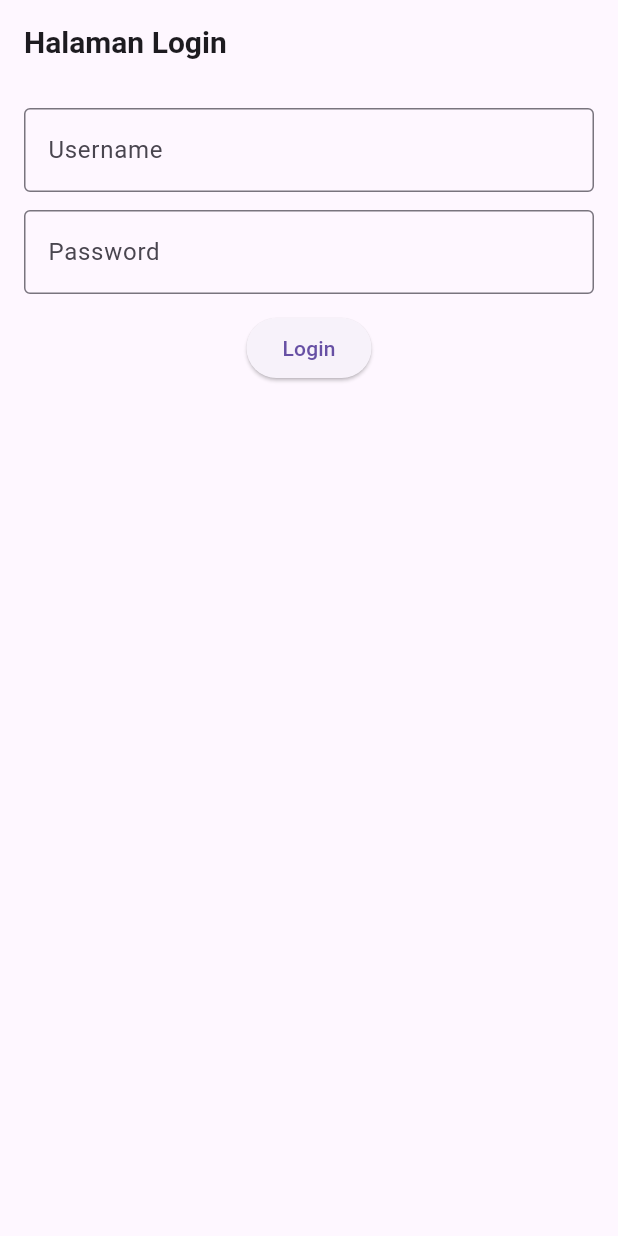
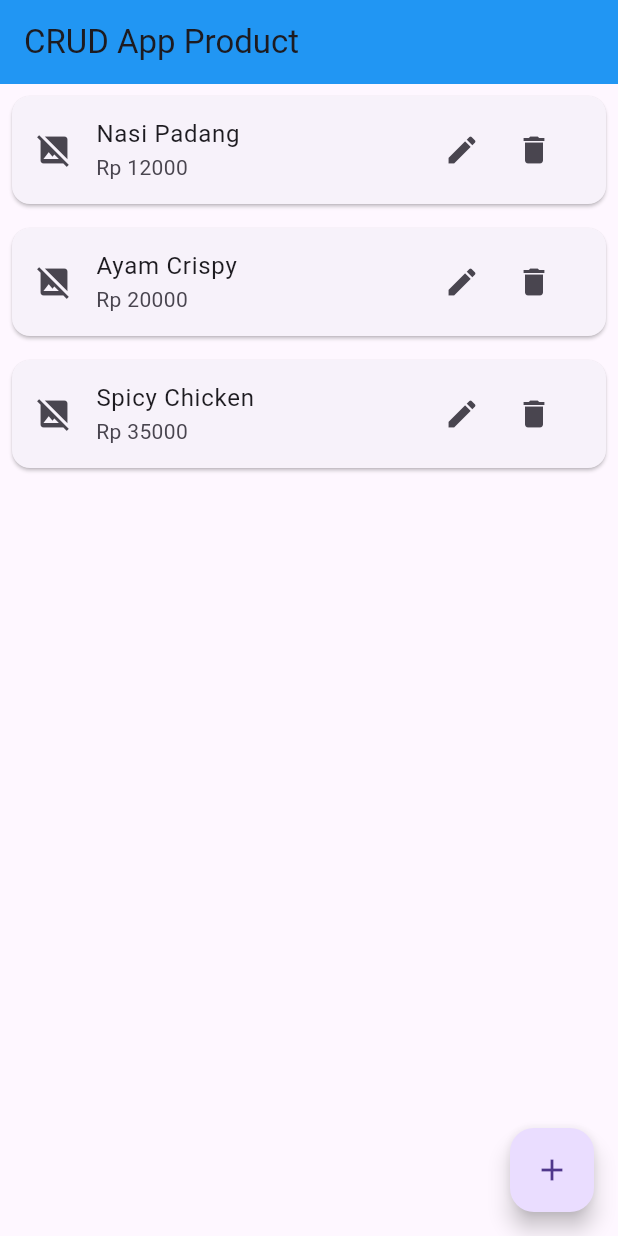
Before and after one commit to arief-sys/aplikasi_2306014, a Flutter app: the screen it shows after launch, on a phone screen of 412 x 824 dp. Run offline on Flutter 3.47's test engine with Material 3 defaults, Android fonts, the phone set to English and light mode, and no system bars; network calls fail.

Commit message:
CRUD (Create, Read, Update, Delete)

```diff
--- a/lib/main.dart
+++ b/lib/main.dart
@@ -1,106 +1,168 @@
 import 'package:flutter/material.dart';
-import 'home_page.dart';
 
 void main() {
-  runApp(const MyApp());
+  runApp(const MaterialApp(home: ProductPage()));
 }
 
-class MyApp extends StatelessWidget {
-  const MyApp({super.key});
+class Product {
+  String name;
+  int price;
+  String imageUrl; // 🔥 TAMBAHAN
+
+  Product({required this.name, required this.price, required this.imageUrl});
+}
+
+class ProductPage extends StatefulWidget {
+  const ProductPage({super.key});
 
   @override
-  Widget build(BuildContext context) {
-    return MaterialApp(home: LoginPage());
-  }
+  State<ProductPage> createState() => _ProductPageState();
 }
 
-class LoginPage extends StatefulWidget {
-  const LoginPage({super.key});
+class _ProductPageState extends State<ProductPage> {
+  List<Product> products = [
+    Product(
+      name: "Nasi Padang",
+      price: 12000,
+      imageUrl: "https://picsum.photos/200",
+    ),
+    Product(
+      name: "Ayam Crispy",
+      price: 20000,
+      imageUrl: "https://picsum.photos/201",
+    ),
+    Product(
+      name: "Spicy Chicken",
+      price: 35000,
+      imageUrl: "https://picsum.photos/202",
+    ),
+  ];
 
-  @override
-  _LoginPageState createState() => _LoginPageState();
+  void addProduct(Product product) {
+    setState(() {
+      products.add(product);
+    });
   }
 
-class _LoginPageState extends State<LoginPage> {
-  // global key
-  final _formKey = GlobalKey<FormState>();
-  final TextEditingController usernameController = TextEditingController();
-  final TextEditingController passwordController = TextEditingController();
+  void updateProduct(int index, Product product) {
+    setState(() {
+      products[index] = product;
+    });
+  }
 
-  void login() {
-    //jika login berhasil
-    if (_formKey.currentState!.validate()) {
-      String username = usernameController.text;
-      String password = passwordController.text;
+  void deleteProduct(int index) {
+    setState(() {
+      products.removeAt(index);
+    });
+  }
 
-      ScaffoldMessenger.of(context).showSnackBar(
-        SnackBar(content: Text('Login berhasil $username - $password')),
+  void showForm({Product? product, int? index}) {
+    TextEditingController nameController = TextEditingController(
+      text: product?.name ?? "",
     );
-      Navigator.push(
-        context,
-        MaterialPageRoute(builder: (context) => HomePage(username: username)),
+
+    TextEditingController priceController = TextEditingController(
+      text: product?.price.toString() ?? "",
     );
+
+    TextEditingController imageController = TextEditingController(
+      text: product?.imageUrl ?? "",
+    );
+
+    showDialog(
+      context: context,
+      builder: (context) {
+        return AlertDialog(
+          title: Text(product == null ? "Tambah Product" : "Update Product"),
+          content: SingleChildScrollView(
+            child: Column(
+              mainAxisSize: MainAxisSize.min,
+              children: [
+                TextField(
+                  controller: nameController,
+                  decoration: const InputDecoration(labelText: "Nama Product"),
+                ),
+                TextField(
+                  controller: priceController,
+                  keyboardType: TextInputType.number,
+                  decoration: const InputDecoration(labelText: "Price Product"),
+                ),
+                TextField(
+                  controller: imageController,
+                  decoration: const InputDecoration(labelText: "Image URL"),
+                ),
+              ],
+            ),
+          ),
+          actions: [
+            ElevatedButton(
+              child: const Text("Simpan"),
+              onPressed: () {
+                final newProduct = Product(
+                  name: nameController.text,
+                  price: int.parse(priceController.text),
+                  imageUrl: imageController.text,
+                );
+
+                if (product == null) {
+                  addProduct(newProduct);
+                } else {
+                  updateProduct(index!, newProduct);
                 }
+
+                Navigator.pop(context);
+              },
+            ),
+          ],
+        );
+      },
+    );
   }
 
   @override
   Widget build(BuildContext context) {
     return Scaffold(
       appBar: AppBar(
-        title: const Text(
-          'Halaman Login',
-          style: TextStyle(fontSize: 20, fontWeight: FontWeight.bold),
+        title: const Text("CRUD App Product"),
+        backgroundColor: Colors.blue,
       ),
+      body: ListView.builder(
+        itemCount: products.length,
+        itemBuilder: (context, index) {
+          return Card(
+            margin: const EdgeInsets.all(8),
+            child: ListTile(
+              leading: Image.network(
+                products[index].imageUrl,
+                width: 50,
+                height: 50,
+                fit: BoxFit.cover,
+                errorBuilder: (context, error, stackTrace) =>
+                    const Icon(Icons.image_not_supported),
               ),
-      body: Padding(
-        padding: EdgeInsets.all(16),
-        child: Form(
-          key: _formKey,
-          child: Column(
+              title: Text(products[index].name),
+              subtitle: Text("Rp ${products[index].price}"),
+              trailing: Row(
+                mainAxisSize: MainAxisSize.min,
                 children: [
-              TextFormField(
-                controller: usernameController,
-                decoration: InputDecoration(
-                  labelText: 'Username',
-                  border: OutlineInputBorder(),
+                  IconButton(
+                    onPressed: () =>
+                        showForm(product: products[index], index: index),
+                    icon: const Icon(Icons.edit),
                   ),
-                validator: (value) {
-                  if (value == null || value.isEmpty) {
-                    return 'Username tidak boleh kosong';
-                  }
-                  if (value.length < 4) {
-                    return 'Username minimal 4 huruf';
-                  }
-                  return null;
-                },
-              ),
-              SizedBox(height: 12),
-              TextFormField(
-                controller: passwordController,
-                decoration: InputDecoration(
-                  labelText: 'Password',
-                  border: OutlineInputBorder(),
-                ),
-                validator: (value) {
-                  if (value == null || value.isEmpty) {
-                    return 'Password tidak boleh kosong';
-                  }
-                  if (value.length < 4) {
-                    return 'Password minimal 4 huruf';
-                  }
-                  return null;
-                },
-              ),
-              SizedBox(height: 12),
-              ElevatedButton(
-                onPressed: () {
-                  login();
-                },
-                child: Text('Login'),
+                  IconButton(
+                    onPressed: () => deleteProduct(index),
+                    icon: const Icon(Icons.delete),
                   ),
                 ],
               ),
             ),
+          );
+        },
+      ),
+      floatingActionButton: FloatingActionButton(
+        onPressed: () => showForm(),
+        child: const Icon(Icons.add),
       ),
     );
   }
```
Also changed, not shown: lib/home_page.dart (deleted, +0 -66 lines). Lines whose indentation alone changed are shown as unchanged.
